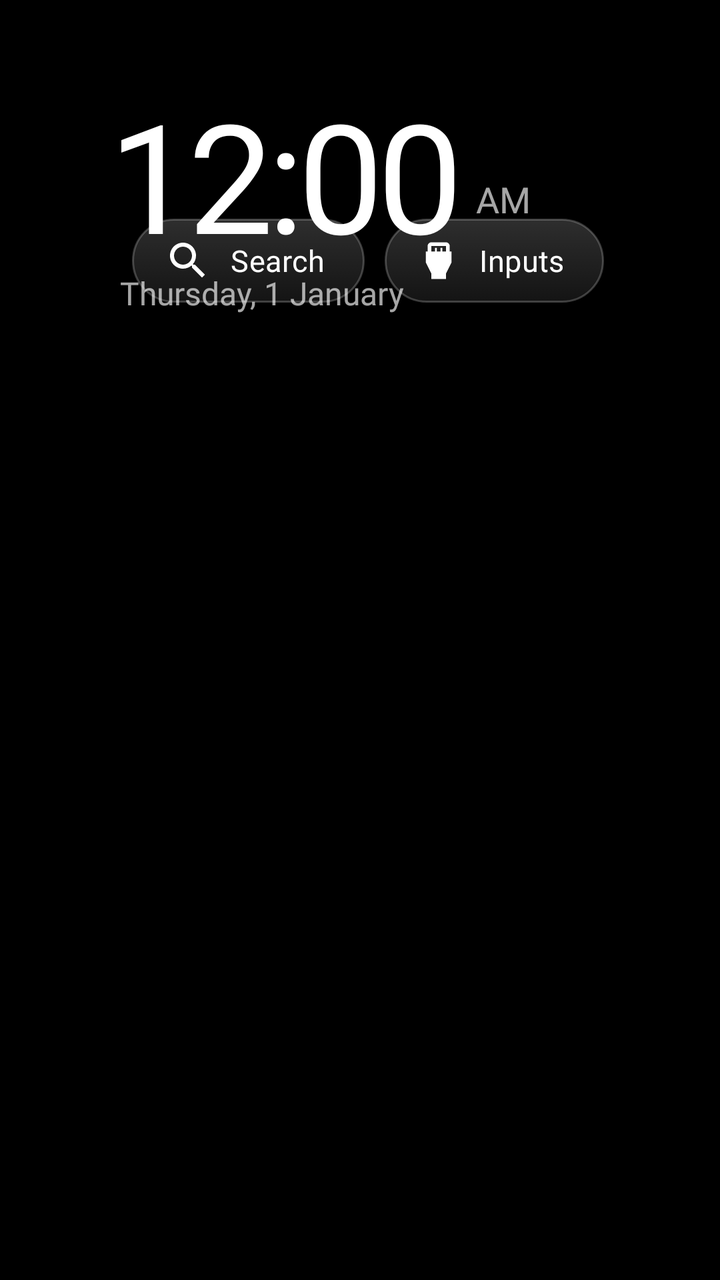
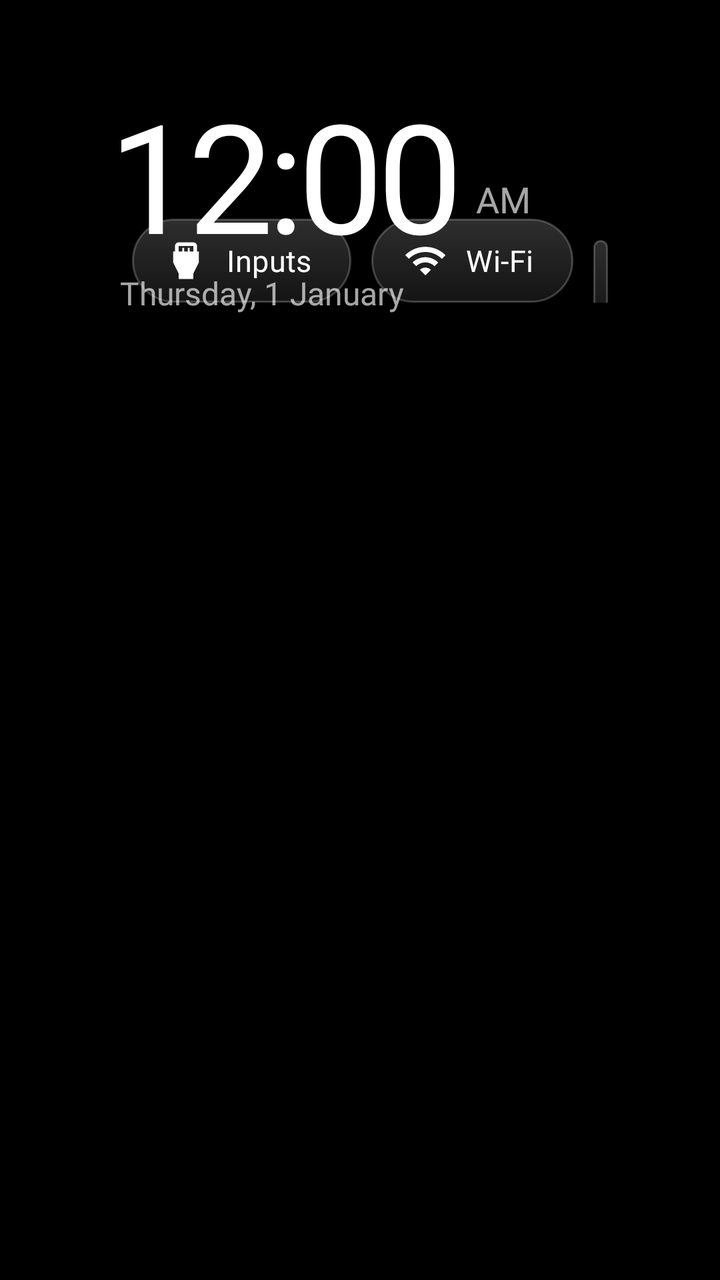

An Android layout rendered at two revisions. The XML below is the earlier revision; the diff shows what the commit changed to produce the second picture.
<!-- AndroidManifest.xml: application theme Theme.TvHome -->
<!-- res/layout/activity_main.xml -->
<?xml version="1.0" encoding="utf-8"?>
<FrameLayout xmlns:android="http://schemas.android.com/apk/res/android"
    android:id="@+id/root"
    android:layout_width="match_parent"
    android:layout_height="match_parent"
    android:background="#FF000000">

    
    <View
        android:id="@+id/ambient"
        android:layout_width="match_parent"
        android:layout_height="match_parent"
        android:alpha="0" />

    
    <TextView
        android:id="@+id/heroName"
        android:layout_width="wrap_content"
        android:layout_height="wrap_content"
        android:layout_marginStart="68dp"
        android:alpha="0"
        android:textColor="#FFFFFFFF"
        android:textSize="48sp"
        android:fontFamily="@font/outfit"
        android:fontVariationSettings="'wght' 300"
        android:letterSpacing="-0.02"
        android:includeFontPadding="false"
        android:singleLine="true" />

    <LinearLayout
        android:layout_width="match_parent"
        android:layout_height="match_parent"
        android:orientation="vertical"
        android:paddingStart="56dp"
        android:paddingEnd="56dp"
        android:paddingTop="26dp">

        <RelativeLayout
            android:layout_width="match_parent"
            android:layout_height="wrap_content">

            <LinearLayout
                android:id="@+id/leftBlock"
                android:layout_width="wrap_content"
                android:layout_height="wrap_content"
                android:layout_alignParentStart="true"
                android:orientation="vertical">

                <TextView
                    android:id="@+id/greeting"
                    android:layout_width="wrap_content"
                    android:layout_height="wrap_content"
                    android:layout_marginStart="4dp"
                    android:textColor="#99FFFFFF"
                    android:textSize="15sp"
                    android:fontFamily="@font/outfit"
                    android:fontVariationSettings="'wght' 400" />

                <LinearLayout
                    android:layout_width="wrap_content"
                    android:layout_height="wrap_content"
                    android:orientation="horizontal"
                    android:baselineAligned="true">

                    <TextClock
                        android:id="@+id/clock"
                        android:layout_width="wrap_content"
                        android:layout_height="wrap_content"
                        android:format12Hour="h:mm"
                        android:format24Hour="HH:mm"
                        android:textColor="#FFFFFFFF"
                        android:textSize="76sp"
                        android:fontFamily="@font/space_grotesk"
                        android:fontVariationSettings="'wght' 300"
                        android:letterSpacing="-0.04"
                        android:includeFontPadding="false" />

                    <TextClock
                        android:id="@+id/ampm"
                        android:layout_width="wrap_content"
                        android:layout_height="wrap_content"
                        android:layout_marginStart="8dp"
                        android:layout_gravity="bottom"
                        android:layout_marginBottom="12dp"
                        android:format12Hour="a"
                        android:format24Hour=""
                        android:textColor="#A6FFFFFF"
                        android:textSize="18sp"
                        android:fontFamily="@font/outfit"
                        android:fontVariationSettings="'wght' 400" />
                </LinearLayout>

                <LinearLayout
                    android:layout_width="wrap_content"
                    android:layout_height="wrap_content"
                    android:layout_marginStart="4dp"
                    android:orientation="horizontal"
                    android:baselineAligned="true">

                    <TextClock
                        android:id="@+id/date"
                        android:layout_width="wrap_content"
                        android:layout_height="wrap_content"
                        android:format12Hour="EEEE, d MMMM"
                        android:format24Hour="EEEE, d MMMM"
                        android:textColor="#A6FFFFFF"
                        android:textSize="16sp"
                        android:fontFamily="@font/outfit"
                        android:fontVariationSettings="'wght' 400" />

                    <TextView
                        android:id="@+id/panchang"
                        android:layout_width="wrap_content"
                        android:layout_height="wrap_content"
                        android:layout_marginStart="22dp"
                        android:textColor="#8CFFFFFF"
                        android:textSize="16sp"
                        android:fontFamily="@font/outfit"
                        android:fontVariationSettings="'wght' 400"
                        android:visibility="gone" />

                    <TextView
                        android:id="@+id/weather"
                        android:layout_width="wrap_content"
                        android:layout_height="wrap_content"
                        android:layout_marginStart="22dp"
                        android:textColor="#D9FFFFFF"
                        android:textSize="16sp"
                        android:fontFamily="@font/outfit"
                        android:fontVariationSettings="'wght' 500"
                        android:visibility="gone" />
                </LinearLayout>
            </LinearLayout>

            <LinearLayout
                android:id="@+id/topButtons"
                android:layout_width="wrap_content"
                android:layout_height="wrap_content"
                android:layout_alignParentEnd="true"
                android:layout_alignBottom="@id/leftBlock"
                android:layout_marginBottom="6dp"
                android:orientation="horizontal">

                <TextView
                    android:id="@+id/btnSearch"
                    style="@style/TopButton"
                    android:text="@string/search"
                    android:drawableStart="@drawable/ic_search"
                    android:nextFocusDown="@+id/grid" />

                <TextView
                    android:id="@+id/btnInputs"
                    style="@style/TopButton"
                    android:text="@string/inputs"
                    android:drawableStart="@drawable/ic_input"
                    android:nextFocusDown="@+id/grid" />

                <TextView
                    android:id="@+id/btnWifi"
                    style="@style/TopButton"
                    android:text="@string/wifi"
                    android:drawableStart="@drawable/ic_wifi"
                    android:nextFocusDown="@+id/grid" />

                <TextView
                    android:id="@+id/btnSettings"
                    style="@style/TopButton"
                    android:text="@string/settings"
                    android:drawableStart="@drawable/ic_settings"
                    android:nextFocusDown="@+id/grid" />
            </LinearLayout>
        </RelativeLayout>

        
        <FrameLayout
            android:layout_width="match_parent"
            android:layout_height="0dp"
            android:layout_weight="1"
            android:layout_marginTop="10dp">

            <androidx.recyclerview.widget.RecyclerView
                android:id="@+id/grid"
                android:layout_width="match_parent"
                android:layout_height="match_parent"
                android:paddingTop="10dp"
                android:paddingBottom="40dp"
                android:clipToPadding="false"
                android:clipChildren="false"
                android:overScrollMode="never"
                android:scrollbars="none"
                android:descendantFocusability="afterDescendants" />
        </FrameLayout>
    </LinearLayout>

    
    <com.gathin.tvhome.GlassView
        android:id="@+id/glass"
        android:layout_width="10dp"
        android:layout_height="10dp"
        android:alpha="0"
        android:importantForAccessibility="no" />
</FrameLayout>
<!-- resources referenced by this layout -->
<resources>
  <!-- drawable ic_input (drawable) -->
  <?xml version="1.0" encoding="utf-8"?>
  <vector xmlns:android="http://schemas.android.com/apk/res/android"
      android:width="22dp" android:height="22dp"
      android:viewportWidth="24" android:viewportHeight="24">
      <path android:fillColor="#FFFFFFFF"
          android:pathData="M18,7V4c0,-1.1 -0.9,-2 -2,-2H8C6.9,2 6,2.9 6,4v3H5v6l3,6v3h8v-3l3,-6V7H18zM8,4h8v3h-2V5h-1v2h-2V5h-1v2H8V4z" />
  </vector>
  <!-- drawable ic_search (drawable) -->
  <?xml version="1.0" encoding="utf-8"?>
  <vector xmlns:android="http://schemas.android.com/apk/res/android"
      android:width="24dp"
      android:height="24dp"
      android:viewportWidth="24"
      android:viewportHeight="24"
      android:tint="#FFFFFFFF">
      <path
          android:fillColor="#FFFFFFFF"
          android:pathData="M15.5,14h-0.79l-0.28,-0.27C15.41,12.59 16,11.11 16,9.5 16,5.91 13.09,3 9.5,3S3,5.91 3,9.5 5.91,16 9.5,16c1.61,0 3.09,-0.59 4.23,-1.57l0.27,0.28v0.79l5,4.99L20.49,19l-4.99,-5zM9.5,14C7.01,14 5,11.99 5,9.5S7.01,5 9.5,5 14,7.01 14,9.5 11.99,14 9.5,14z" />
  </vector>
  <!-- drawable ic_wifi (drawable) -->
  <?xml version="1.0" encoding="utf-8"?>
  <vector xmlns:android="http://schemas.android.com/apk/res/android"
      android:width="22dp" android:height="22dp"
      android:viewportWidth="24" android:viewportHeight="24">
      <path android:fillColor="#FFFFFFFF"
          android:pathData="M1,9l2,2c4.97,-4.97 13.03,-4.97 18,0l2,-2C16.93,2.93 7.08,2.93 1,9zM9,17l3,3 3,-3c-1.65,-1.66 -4.34,-1.66 -6,0zM5,13l2,2c2.76,-2.76 7.24,-2.76 10,0l2,-2C15.14,9.14 8.87,9.14 5,13z" />
  </vector>
  <string name="inputs">Inputs</string>
  <string name="search">Search</string>
  <string name="settings">Settings</string>
  <string name="wifi">Wi-Fi</string>
  <style name="TopButton">
          <item name="android:layout_width">wrap_content</item>
          <item name="android:layout_height">42dp</item>
          <item name="android:layout_marginStart">10dp</item>
          <item name="android:paddingStart">16dp</item>
          <item name="android:paddingEnd">20dp</item>
          <item name="android:gravity">center</item>
          <item name="android:background">@drawable/pill_bg</item>
          <item name="android:textColor">@color/pill_text</item>
          <item name="android:textSize">15sp</item>
          <item name="android:fontFamily">@font/outfit</item>
          <item name="android:fontVariationSettings">\'wght\' 500</item>
          <item name="android:letterSpacing">0.01</item>
          <item name="android:drawablePadding">9dp</item>
          <item name="android:drawableTint">@color/pill_text</item>
          <item name="android:focusable">true</item>
          <item name="android:clickable">true</item>
      </style>
  <style name="Theme.TvHome" parent="android:Theme.Material.NoActionBar.Fullscreen">
          <item name="android:windowBackground">@android:color/black</item>
          <item name="android:colorBackground">@android:color/black</item>
          <item name="android:windowAnimationStyle">@null</item>
      </style>
  <!-- drawable pill_bg (drawable) -->
  <?xml version="1.0" encoding="utf-8"?>
  <selector xmlns:android="http://schemas.android.com/apk/res/android">
      <item android:state_focused="true">
          <shape android:shape="rectangle">
              <solid android:color="#F5FFFFFF" />
              <corners android:radius="21dp" />
          </shape>
      </item>
      <item>
          <shape android:shape="rectangle">
              <gradient android:angle="270" android:startColor="#2EFFFFFF" android:endColor="#14FFFFFF" />
              <stroke android:width="1dp" android:color="#38FFFFFF" />
              <corners android:radius="21dp" />
          </shape>
      </item>
  </selector>
  <!-- unchanged entries left out for length: 1 -->
</resources>

<!-- the commit's change to res/layout/activity_main.xml (unified diff, before → after) -->
@@ -142,13 +142,6 @@
                 android:orientation="horizontal">
 
                 <TextView
-                    android:id="@+id/btnSearch"
-                    style="@style/TopButton"
-                    android:text="@string/search"
-                    android:drawableStart="@drawable/ic_search"
-                    android:nextFocusDown="@+id/grid" />
-
-                <TextView
                     android:id="@+id/btnInputs"
                     style="@style/TopButton"
                     android:text="@string/inputs"
<!-- resource entries referenced after the edit -->
@@ -8,18 +8,6 @@
       <path android:fillColor="#FFFFFFFF"
           android:pathData="M18,7V4c0,-1.1 -0.9,-2 -2,-2H8C6.9,2 6,2.9 6,4v3H5v6l3,6v3h8v-3l3,-6V7H18zM8,4h8v3h-2V5h-1v2h-2V5h-1v2H8V4z" />
   </vector>
-  <!-- drawable ic_search (drawable) -->
-  <?xml version="1.0" encoding="utf-8"?>
-  <vector xmlns:android="http://schemas.android.com/apk/res/android"
-      android:width="24dp"
-      android:height="24dp"
-      android:viewportWidth="24"
-      android:viewportHeight="24"
-      android:tint="#FFFFFFFF">
-      <path
-          android:fillColor="#FFFFFFFF"
-          android:pathData="M15.5,14h-0.79l-0.28,-0.27C15.41,12.59 16,11.11 16,9.5 16,5.91 13.09,3 9.5,3S3,5.91 3,9.5 5.91,16 9.5,16c1.61,0 3.09,-0.59 4.23,-1.57l0.27,0.28v0.79l5,4.99L20.49,19l-4.99,-5zM9.5,14C7.01,14 5,11.99 5,9.5S7.01,5 9.5,5 14,7.01 14,9.5 11.99,14 9.5,14z" />
-  </vector>
   <!-- drawable ic_wifi (drawable) -->
   <?xml version="1.0" encoding="utf-8"?>
   <vector xmlns:android="http://schemas.android.com/apk/res/android"
@@ -29,7 +17,6 @@
           android:pathData="M1,9l2,2c4.97,-4.97 13.03,-4.97 18,0l2,-2C16.93,2.93 7.08,2.93 1,9zM9,17l3,3 3,-3c-1.65,-1.66 -4.34,-1.66 -6,0zM5,13l2,2c2.76,-2.76 7.24,-2.76 10,0l2,-2C15.14,9.14 8.87,9.14 5,13z" />
   </vector>
   <string name="inputs">Inputs</string>
-  <string name="search">Search</string>
   <string name="settings">Settings</string>
   <string name="wifi">Wi-Fi</string>
   <style name="TopButton">
@@ -40,13 +27,13 @@
           <item name="android:paddingEnd">20dp</item>
           <item name="android:gravity">center</item>
           <item name="android:background">@drawable/pill_bg</item>
-          <item name="android:textColor">@color/pill_text</item>
+          <item name="android:textColor">#FFFFFFFF</item>
           <item name="android:textSize">15sp</item>
           <item name="android:fontFamily">@font/outfit</item>
           <item name="android:fontVariationSettings">\'wght\' 500</item>
           <item name="android:letterSpacing">0.01</item>
           <item name="android:drawablePadding">9dp</item>
-          <item name="android:drawableTint">@color/pill_text</item>
+          <item name="android:drawableTint">#FFFFFFFF</item>
           <item name="android:focusable">true</item>
           <item name="android:clickable">true</item>
       </style>
@@ -60,7 +47,8 @@
   <selector xmlns:android="http://schemas.android.com/apk/res/android">
       <item android:state_focused="true">
           <shape android:shape="rectangle">
-              <solid android:color="#F5FFFFFF" />
+              <solid android:color="#3DFFFFFF" />
+              <stroke android:width="2dp" android:color="#99FFFFFF" />
               <corners android:radius="21dp" />
           </shape>
       </item>
